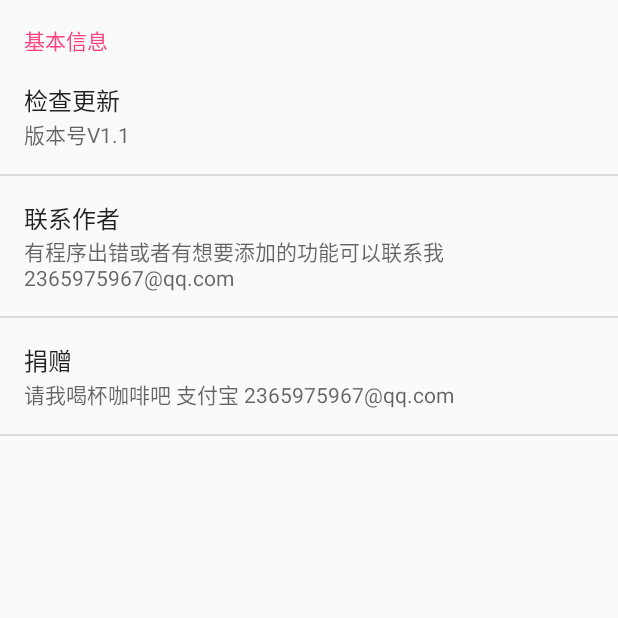
After one commit to StonyMoon/bboard, an Android app: the VersionActivity screen opened directly, with no data from a screen before it, on a phone screen of 412 x 824 dp, the top half of it. The commit adds this screen. Run offline under Robolectric (Android 15) with nearby library versions, the phone set to English and light mode, and no system bars; libraries missing offline, so code that uses them is left out: com.tencent.bugly.

Commit message:
Add the activity of app's detail.

```diff
--- a/app/build.gradle
+++ b/app/build.gradle
@@ -6,7 +6,7 @@ android {
         minSdkVersion 19
         targetSdkVersion 26
         versionCode 1
-        versionName "1.0"
+        versionName "1.1"
         testInstrumentationRunner "android.support.test.runner.AndroidJUnitRunner"
 
     }
--- a/app/src/main/AndroidManifest.xml
+++ b/app/src/main/AndroidManifest.xml
@@ -46,7 +46,8 @@
                 android:resource="@xml/provider_paths" />
         </provider>
 
-        <activity android:name=".today.TodayActivity"></activity>
+        <activity android:name=".today.TodayActivity" />
+        <activity android:name=".version.VersionActivity"></activity>
     </application>
 
 </manifest>
--- a/app/src/main/java/com/stonymoon/bboard/today/TodayActivity.java
+++ b/app/src/main/java/com/stonymoon/bboard/today/TodayActivity.java
@@ -24,7 +24,7 @@ public class TodayActivity extends AppCompatActivity {
         setContentView(R.layout.activity_today);
         ButterKnife.bind(this);
         TodayFragment todayFragment = (TodayFragment) getSupportFragmentManager()
-                .findFragmentById(R.id.fl_rank_content);
+                .findFragmentById(R.id.fl_today_content);
         if (todayFragment == null) {
             todayFragment = TodayFragment.getInstance();
         }
--- /dev/null
+++ b/app/src/main/java/com/stonymoon/bboard/version/VersionActivity.java
@@ -0,0 +1,28 @@
+package com.stonymoon.bboard.version;
+
+import android.content.Context;
+import android.content.Intent;
+import android.support.v7.app.AppCompatActivity;
+import android.os.Bundle;
+
+import com.stonymoon.bboard.R;
+
+
+public class VersionActivity extends AppCompatActivity {
+
+    public static void startActivity(Context context) {
+        context.startActivity(new Intent(context, VersionActivity.class));
+    }
+
+    @Override
+    protected void onCreate(Bundle savedInstanceState) {
+        super.onCreate(savedInstanceState);
+        setContentView(R.layout.activity_version);
+        getFragmentManager()
+                .beginTransaction()
+                .replace(R.id.fl_version_content, new VersionFragment())
+                .commit();
+
+
+    }
+}
--- /dev/null
+++ b/app/src/main/java/com/stonymoon/bboard/version/VersionFragment.java
@@ -0,0 +1,33 @@
+package com.stonymoon.bboard.version;
+
+import android.os.Bundle;
+import android.preference.Preference;
+import android.preference.PreferenceFragment;
+import android.preference.PreferenceScreen;
+import android.support.annotation.Nullable;
+
+import com.stonymoon.bboard.R;
+import com.stonymoon.bboard.util.ToastUtil;
+import com.tencent.bugly.beta.Beta;
+
+/**
+ * Created by Stony on 2018/10/28.
+ */
+
+public class VersionFragment extends PreferenceFragment {
+    @Override
+    public void onCreate(@Nullable Bundle savedInstanceState) {
+        super.onCreate(savedInstanceState);
+        addPreferencesFromResource(R.xml.prefs);
+
+    }
+
+    @Override
+    public boolean onPreferenceTreeClick(PreferenceScreen preferenceScreen, Preference preference) {
+        if (preference.getKey() != null && preference.getKey().equals("prefs_update")) {
+            Beta.checkUpgrade(true, true);
+            ToastUtil.show(getActivity(), "检查更新中");
+        }
+        return super.onPreferenceTreeClick(preferenceScreen, preference);
+    }
+}
--- /dev/null
+++ b/app/src/main/res/layout/activity_version.xml
@@ -0,0 +1,13 @@
+<?xml version="1.0" encoding="utf-8"?>
+<LinearLayout xmlns:android="http://schemas.android.com/apk/res/android"
+    xmlns:tools="http://schemas.android.com/tools"
+    android:layout_width="match_parent"
+    android:layout_height="match_parent"
+    android:orientation="vertical"
+    tools:context="com.stonymoon.bboard.version.VersionActivity">
+
+    <FrameLayout
+        android:id="@+id/fl_version_content"
+        android:layout_width="match_parent"
+        android:layout_height="match_parent" />
+</LinearLayout>
--- /dev/null
+++ b/app/src/main/res/layout/fragment_version.xml
@@ -0,0 +1,6 @@
+<?xml version="1.0" encoding="utf-8"?>
+<android.support.constraint.ConstraintLayout xmlns:android="http://schemas.android.com/apk/res/android"
+    android:layout_width="match_parent"
+    android:layout_height="match_parent">
+
+</android.support.constraint.ConstraintLayout>
--- /dev/null
+++ b/app/src/main/res/xml/prefs.xml
@@ -0,0 +1,18 @@
+<?xml version="1.0" encoding="utf-8"?>
+<PreferenceScreen xmlns:android="http://schemas.android.com/apk/res/android">
+    <PreferenceCategory android:title="基本信息">
+        <Preference
+            android:key="prefs_update"
+            android:summary="版本号V1.1"
+            android:title="检查更新" />
+        <Preference
+            android:summary="有程序出错或者有想要添加的功能可以联系我 2365975967@qq.com"
+            android:title="联系作者" />
+        <Preference
+            android:summary="请我喝杯咖啡吧 支付宝 2365975967@qq.com"
+            android:title="捐赠" />
+
+    </PreferenceCategory>
+
+
+</PreferenceScreen>
```
Also changed, not shown: app/src/main/java/com/stonymoon/bboard/MainActivity.java (+9 -1 lines), app/src/main/res/layout/nav_header.xml (+8 -3 lines).
